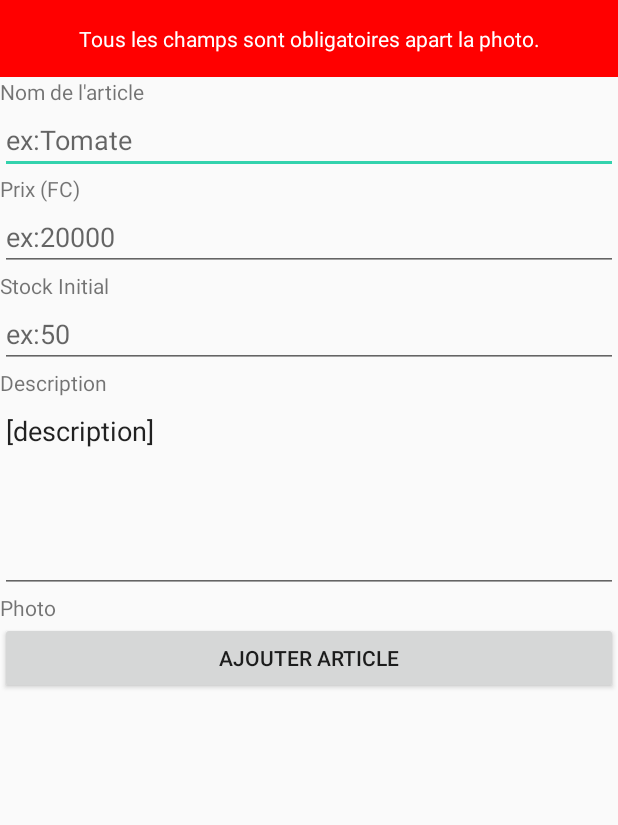
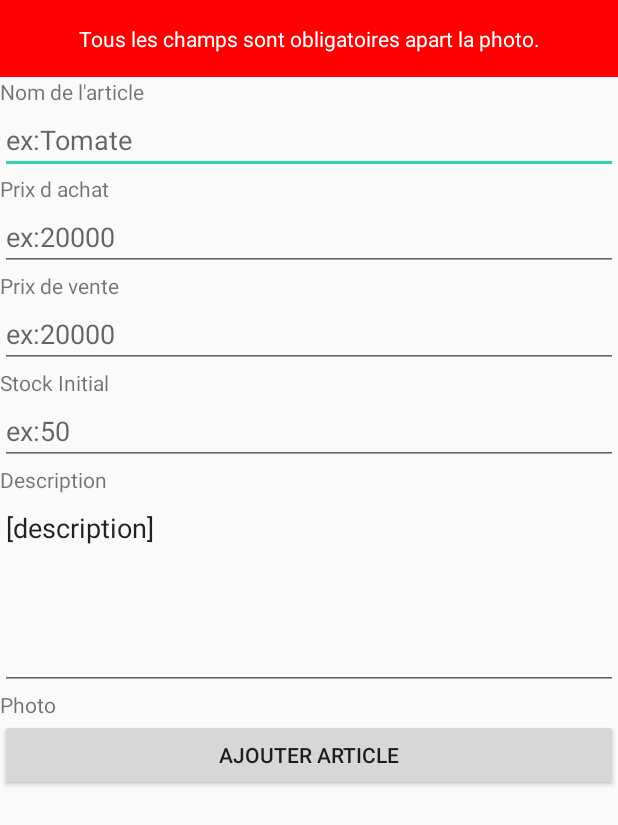
Before and after one commit to doctarhyf/Shopm, an Android app: the layout fragment_add_item.xml on its own in the app's theme, with its tools: preview values and no code run, on a phone screen of 412 x 824 dp. Shown: the top 825 px of the screen. Run offline under Robolectric (Android 15) with nearby library versions, the light colour scheme and no system bars.

Commit message:
added item origin price

```diff
--- a/app/src/main/java/com/example/doctarhyf/shopm/api/ShopmApi.java
+++ b/app/src/main/java/com/example/doctarhyf/shopm/api/ShopmApi.java
@@ -131,9 +131,10 @@ public class ShopmApi {
         String item_price = newItem.getItem_price();
         String item_stock_count = newItem.getItem_stock_count();
         String item_desc = newItem.getItem_desc();
+        String item_origin_price = newItem.getItem_origin_price();
 
         String url = GSA() + API_URL + "act=" + actName + "&item_name=" + item_name + "&item_id=" + item_id +
-                "&item_price=" + item_price + "&item_stock_count=" + item_stock_count + "&item_desc=" + item_desc;
+                "&item_price=" + item_price + "&item_stock_count=" + item_stock_count + "&item_desc=" + item_desc + "&item_origin_price=" + item_origin_price;
 
         Log.e(TAG, "sellItem: url -> " + url );
 
--- a/app/src/main/java/com/example/doctarhyf/shopm/fragments/FragmentAddItem.java
+++ b/app/src/main/java/com/example/doctarhyf/shopm/fragments/FragmentAddItem.java
@@ -96,7 +96,7 @@ public class FragmentAddItem extends Fragment {
             Utils.SetEditTextValue(getContext(), (EditText) rootView.findViewById(R.id.etItemName), item.getItem_name());
             Utils.SetEditTextValue(getContext(), (EditText) rootView.findViewById(R.id.etItemPrice), item.getItem_price());
             Utils.SetEditTextValue(getContext(), (EditText) rootView.findViewById(R.id.etItemInitStock), item.getItem_stock_count());
-
+            Utils.SetEditTextValue(getContext(), (EditText) rootView.findViewById(R.id.etOriginPrice), item.getItem_origin_price());
             String itemDesc = item.getItem_desc();
 
             if(itemDesc.isEmpty()){
@@ -116,12 +116,14 @@ public class FragmentAddItem extends Fragment {
                 final String itemPrice = Utils.GetEditTextValue(getContext(), (EditText)rootView.findViewById(R.id.etItemPrice));
                 final String itemInitStock = Utils.GetEditTextValue(getContext(), (EditText)rootView.findViewById(R.id.etItemInitStock));
                 final String itemDesc = Utils.GetEditTextValue(getContext(), (EditText)rootView.findViewById(R.id.etItemDesc));
+                final String itemOriginPrice = Utils.GetEditTextValue(getContext(), (EditText) rootView.findViewById(R.id.etOriginPrice));
 
                 final Bundle itemData = new Bundle();
                 itemData.putString(Item.KEY_ITEM_NAME, itemName);
                 itemData.putString(Item.KEY_ITEM_PRICE, itemPrice);
                 itemData.putString(Item.KEY_ITEM_INIT_STOCK, itemInitStock);
                 itemData.putString(Item.KEY_ITEM_DESC, itemDesc);
+                itemData.putString(Item.KEY_ITEM_ORIGIN_PRICE, itemOriginPrice);
 
                 //Log.e(Utils.TAG, "onClick: data to add -> " + itemData.toString() );
 
@@ -132,6 +134,7 @@ public class FragmentAddItem extends Fragment {
                     curItem.setItem_price(itemPrice);
                     curItem.setItem_stock_count(itemInitStock);
                     curItem.setItem_desc(itemDesc);
+                    curItem.setItem_origin_price(itemOriginPrice);
                 }
 
                 if(itemName.equals("") || itemPrice.equals("") || itemInitStock.equals("") || itemDesc.equals("")){
--- a/app/src/main/res/layout/fragment_add_item.xml
+++ b/app/src/main/res/layout/fragment_add_item.xml
@@ -31,6 +31,19 @@
         <EditText
             android:id="@+id/etItemName"
             android:hint="ex:Tomate"
+            android:layout_width="match_parent"
+            android:layout_height="wrap_content" />
+
+        <TextView
+            android:text="@string/labelOriginPrice"
+            android:layout_width="match_parent"
+            android:layout_height="wrap_content" />
+
+
+        <EditText
+            android:id="@+id/etOriginPrice"
+            android:inputType="number"
+            android:hint="ex:20000"
             android:layout_width="match_parent"
             android:layout_height="wrap_content" />
 
--- a/app/src/main/res/values/strings.xml
+++ b/app/src/main/res/values/strings.xml
@@ -31,7 +31,7 @@
     <string name="errorLoadingItems">Error loading sellsItems : \"%1$s\".\nPlease check :\n\n1. Your connection to the server, deactivate mobile and turn on WiFi.\n2. Check for correct server IP address in your settings, current IP : %2$s, is it the same with the server IP?</string>
     <string name="addItem">Ajouter Article</string>
     <string name="strItemName">Nom de l\'article</string>
-    <string name="strItemPrice">Prix (FC)</string>
+    <string name="strItemPrice">Prix de vente</string>
     <string name="strItemInitStock">Stock Initial</string>
     <string name="strItemDesc">Description</string>
     <string name="strItemPic">Photo</string>
@@ -53,4 +53,5 @@
     <string name="strAbout">A propos</string>
     <string name="msgAbout">Shopm Version 1.0\nDeveloped by @DoctaRhyf\nCopyright(c) 2019. All rights reserved</string>
     <string name="setTitleEmailReport">Email pour reception rapports</string>
+    <string name="labelOriginPrice">Prix d achat</string>
 </resources>
```
Also changed, not shown: app/src/main/java/com/example/doctarhyf/shopm/objects/Item.java (+10 -1 lines).
